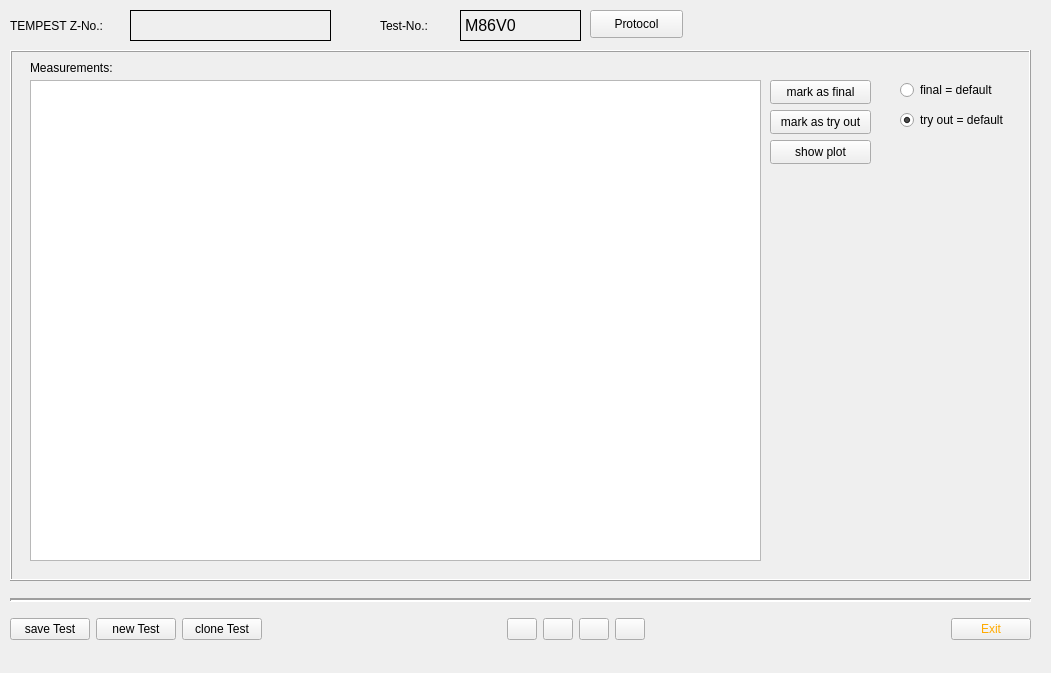
HenricusRex/TMV3, file Lib/TestDataZK.ui: the form before one commit.
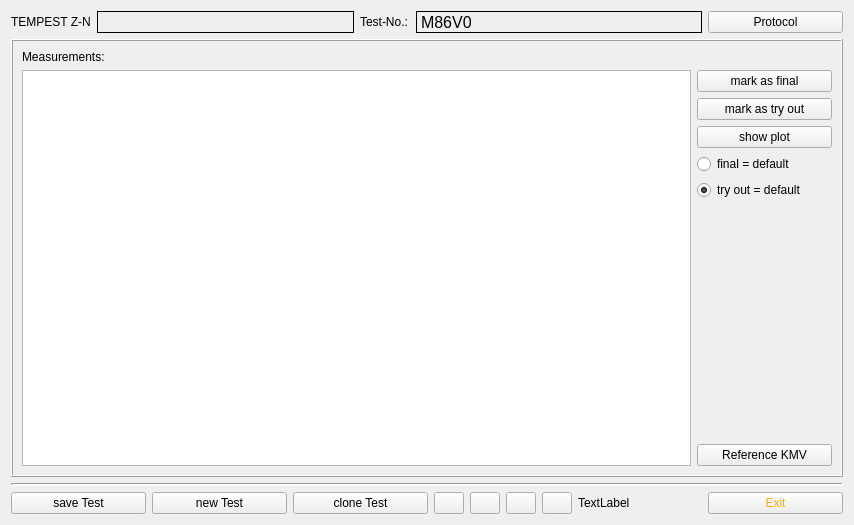
The form after the commit. Icons and pictures are not drawn.

Diff of the .ui file:
```diff
--- a/Lib/TestDataZK.ui
+++ b/Lib/TestDataZK.ui
@@ -6,22 +6,125 @@
    <rect>
     <x>0</x>
     <y>0</y>
-    <width>1051</width>
-    <height>673</height>
+    <width>854</width>
+    <height>525</height>
    </rect>
   </property>
   <property name="windowTitle">
    <string>Zone KMV</string>
   </property>
+  <layout class="QGridLayout" name="gridLayout_2">
+   <item row="0" column="0">
+    <layout class="QHBoxLayout" name="horizontalLayout_4">
+     <item>
+      <widget class="QLabel" name="label_3">
+       <property name="maximumSize">
+        <size>
+         <width>80</width>
+         <height>16777215</height>
+        </size>
+       </property>
+       <property name="font">
+        <font>
+         <pointsize>9</pointsize>
+         <weight>50</weight>
+         <bold>false</bold>
+        </font>
+       </property>
+       <property name="text">
+        <string>TEMPEST Z-No.:</string>
+       </property>
+      </widget>
+     </item>
+     <item>
+      <widget class="QLabel" name="lbTempestNo">
+       <property name="font">
+        <font>
+         <pointsize>12</pointsize>
+        </font>
+       </property>
+       <property name="toolTip">
+        <string>&lt;html&gt;&lt;head/&gt;&lt;body&gt;&lt;p&gt;TestNo:&lt;/p&gt;&lt;p&gt;[Test]-[Measurement]-[sheet of ]&lt;/p&gt;&lt;p&gt;e.g. M86V0-34-2/6&lt;/p&gt;&lt;/body&gt;&lt;/html&gt;</string>
+       </property>
+       <property name="whatsThis">
+        <string extracomment="testtet"/>
+       </property>
+       <property name="frameShape">
+        <enum>QFrame::Box</enum>
+       </property>
+       <property name="text">
+        <string/>
+       </property>
+      </widget>
+     </item>
+    </layout>
+   </item>
+   <item row="0" column="1">
+    <layout class="QHBoxLayout" name="horizontalLayout_2">
+     <item>
+      <widget class="QLabel" name="label_2">
+       <property name="maximumSize">
+        <size>
+         <width>50</width>
+         <height>16777215</height>
+        </size>
+       </property>
+       <property name="font">
+        <font>
+         <pointsize>9</pointsize>
+         <weight>50</weight>
+         <bold>false</bold>
+        </font>
+       </property>
+       <property name="text">
+        <string>Test-No.:</string>
+       </property>
+      </widget>
+     </item>
+     <item>
+      <widget class="QLabel" name="lbTestNo">
+       <property name="font">
+        <font>
+         <pointsize>12</pointsize>
+        </font>
+       </property>
+       <property name="toolTip">
+        <string>&lt;html&gt;&lt;head/&gt;&lt;body&gt;&lt;p&gt;TestNo:&lt;/p&gt;&lt;p&gt;[Test]-[Measurement]-[sheet of ]&lt;/p&gt;&lt;p&gt;e.g. M86V0-34-2/6&lt;/p&gt;&lt;/body&gt;&lt;/html&gt;</string>
+       </property>
+       <property name="whatsThis">
+        <string extracomment="testtet"/>
+       </property>
+       <property name="frameShape">
+        <enum>QFrame::Box</enum>
+       </property>
+       <property name="text">
+        <string>M86V0</string>
+       </property>
+      </widget>
+     </item>
+    </layout>
+   </item>
+   <item row="0" column="2">
+    <widget class="QPushButton" name="BtnProtocol">
+     <property name="minimumSize">
+      <size>
+       <width>135</width>
+       <height>0</height>
+      </size>
+     </property>
+     <property name="maximumSize">
+      <size>
+       <width>135</width>
+       <height>16777215</height>
+      </size>
+     </property>
+     <property name="text">
+      <string>Protocol</string>
+     </property>
+    </widget>
+   </item>
+   <item row="2" column="0" colspan="3">
   <widget class="Line" name="line">
-   <property name="geometry">
-    <rect>
-     <x>10</x>
-     <y>590</y>
-     <width>1021</width>
-     <height>20</height>
-    </rect>
-   </property>
    <property name="lineWidth">
     <number>2</number>
    </property>
@@ -29,18 +132,17 @@
     <enum>Qt::Horizontal</enum>
    </property>
   </widget>
-  <widget class="QWidget" name="horizontalLayoutWidget_3">
-   <property name="geometry">
-    <rect>
-     <x>10</x>
-     <y>610</y>
-     <width>1021</width>
-     <height>39</height>
-    </rect>
-   </property>
+   </item>
+   <item row="3" column="0" colspan="3">
    <layout class="QHBoxLayout" name="horizontalLayout_3">
     <item>
      <widget class="QPushButton" name="BtnSaveDescription">
+       <property name="minimumSize">
+        <size>
+         <width>135</width>
+         <height>0</height>
+        </size>
+       </property>
       <property name="text">
        <string>save Test</string>
       </property>
@@ -48,6 +150,12 @@
     </item>
     <item>
      <widget class="QPushButton" name="BtnNewDescription">
+       <property name="minimumSize">
+        <size>
+         <width>135</width>
+         <height>0</height>
+        </size>
+       </property>
       <property name="text">
        <string>new Test</string>
       </property>
@@ -55,6 +163,12 @@
     </item>
     <item>
      <widget class="QPushButton" name="BtnCloneDescription">
+       <property name="minimumSize">
+        <size>
+         <width>135</width>
+         <height>0</height>
+        </size>
+       </property>
       <property name="text">
        <string>clone Test</string>
       </property>
@@ -189,6 +303,13 @@
       </property>
      </widget>
     </item>
+     <item>
+      <widget class="QLabel" name="lbTestID">
+       <property name="text">
+        <string>TextLabel</string>
+       </property>
+      </widget>
+     </item>
     <item>
      <spacer name="horizontalSpacer">
       <property name="orientation">
@@ -207,6 +328,12 @@
     </item>
     <item>
      <widget class="QPushButton" name="BtnExit">
+       <property name="minimumSize">
+        <size>
+         <width>135</width>
+         <height>0</height>
+        </size>
+       </property>
       <property name="styleSheet">
        <string notr="true">color:rgb(255, 170, 0);
 font: 12pt &quot;MS Shell Dlg 2&quot;;</string>
@@ -217,83 +344,73 @@
      </widget>
     </item>
    </layout>
-  </widget>
+   </item>
+   <item row="1" column="0" colspan="3">
   <widget class="QFrame" name="frame_5">
-   <property name="geometry">
-    <rect>
-     <x>10</x>
-     <y>50</y>
-     <width>1021</width>
-     <height>531</height>
-    </rect>
-   </property>
    <property name="frameShape">
     <enum>QFrame::Box</enum>
    </property>
    <property name="frameShadow">
     <enum>QFrame::Raised</enum>
    </property>
+     <layout class="QGridLayout" name="gridLayout">
+      <item row="0" column="0">
    <widget class="QLabel" name="label_12">
-    <property name="geometry">
-     <rect>
-      <x>20</x>
-      <y>10</y>
-      <width>101</width>
-      <height>16</height>
-     </rect>
-    </property>
     <property name="text">
      <string>Measurements:</string>
     </property>
    </widget>
+      </item>
+      <item row="1" column="0">
+       <layout class="QHBoxLayout" name="horizontalLayout">
+        <item>
+         <widget class="QTableView" name="twMeas">
+          <property name="selectionMode">
+           <enum>QAbstractItemView::SingleSelection</enum>
+          </property>
+          <property name="selectionBehavior">
+           <enum>QAbstractItemView::SelectRows</enum>
+          </property>
+         </widget>
+        </item>
+        <item>
+         <layout class="QVBoxLayout" name="verticalLayout">
+          <item>
    <widget class="QPushButton" name="BtnMarkAsFinal">
-    <property name="geometry">
-     <rect>
-      <x>760</x>
-      <y>30</y>
-      <width>101</width>
-      <height>24</height>
-     </rect>
+            <property name="minimumSize">
+             <size>
+              <width>135</width>
+              <height>0</height>
+             </size>
     </property>
     <property name="text">
      <string>mark as final</string>
     </property>
    </widget>
-   <widget class="QRadioButton" name="RBtnFinal">
-    <property name="geometry">
-     <rect>
-      <x>890</x>
-      <y>30</y>
-      <width>111</width>
-      <height>20</height>
-     </rect>
-    </property>
-    <property name="text">
-     <string>final = default</string>
-    </property>
-   </widget>
+          </item>
+          <item>
    <widget class="QPushButton" name="BtnMarkAsTryOut">
-    <property name="geometry">
-     <rect>
-      <x>760</x>
-      <y>60</y>
-      <width>101</width>
-      <height>24</height>
-     </rect>
-    </property>
     <property name="text">
      <string>mark as try out</string>
     </property>
    </widget>
+          </item>
+          <item>
+           <widget class="QPushButton" name="BtnShowPlot">
+            <property name="text">
+             <string>show plot</string>
+            </property>
+           </widget>
+          </item>
+          <item>
+           <widget class="QRadioButton" name="RBtnFinal">
+            <property name="text">
+             <string>final = default</string>
+            </property>
+           </widget>
+          </item>
+          <item>
    <widget class="QRadioButton" name="RBtnTO">
-    <property name="geometry">
-     <rect>
-      <x>890</x>
-      <y>60</y>
-      <width>131</width>
-      <height>20</height>
-     </rect>
-    </property>
     <property name="text">
      <string>try out = default</string>
     </property>
@@ -301,143 +418,35 @@
      <bool>true</bool>
     </property>
    </widget>
-   <widget class="QPushButton" name="BtnShowPlot">
-    <property name="geometry">
-     <rect>
-      <x>760</x>
-      <y>90</y>
-      <width>101</width>
-      <height>24</height>
-     </rect>
-    </property>
-    <property name="text">
-     <string>show plot</string>
-    </property>
-   </widget>
-   <widget class="QTableView" name="twMeas">
-    <property name="geometry">
-     <rect>
-      <x>20</x>
-      <y>30</y>
-      <width>731</width>
-      <height>481</height>
-     </rect>
-    </property>
-    <property name="selectionMode">
-     <enum>QAbstractItemView::SingleSelection</enum>
-    </property>
-    <property name="selectionBehavior">
-     <enum>QAbstractItemView::SelectRows</enum>
-    </property>
-   </widget>
-  </widget>
-  <widget class="QLabel" name="lbTestNo">
-   <property name="geometry">
-    <rect>
-     <x>460</x>
-     <y>10</y>
-     <width>121</width>
-     <height>31</height>
-    </rect>
-   </property>
-   <property name="font">
-    <font>
-     <pointsize>12</pointsize>
-    </font>
-   </property>
-   <property name="toolTip">
-    <string>&lt;html&gt;&lt;head/&gt;&lt;body&gt;&lt;p&gt;TestNo:&lt;/p&gt;&lt;p&gt;[Test]-[Measurement]-[sheet of ]&lt;/p&gt;&lt;p&gt;e.g. M86V0-34-2/6&lt;/p&gt;&lt;/body&gt;&lt;/html&gt;</string>
-   </property>
-   <property name="whatsThis">
-    <string extracomment="testtet"/>
-   </property>
-   <property name="frameShape">
-    <enum>QFrame::Box</enum>
-   </property>
+          </item>
+          <item>
+           <spacer name="verticalSpacer">
+            <property name="orientation">
+             <enum>Qt::Vertical</enum>
+            </property>
+            <property name="sizeHint" stdset="0">
+             <size>
+              <width>20</width>
+              <height>40</height>
+             </size>
+            </property>
+           </spacer>
+          </item>
+          <item>
+           <widget class="QPushButton" name="BtnReferenceKMV">
    <property name="text">
-    <string>M86V0</string>
-   </property>
-  </widget>
-  <widget class="QLabel" name="label_2">
-   <property name="geometry">
-    <rect>
-     <x>380</x>
-     <y>10</y>
-     <width>61</width>
-     <height>31</height>
-    </rect>
-   </property>
-   <property name="font">
-    <font>
-     <pointsize>9</pointsize>
-     <weight>50</weight>
-     <bold>false</bold>
-    </font>
-   </property>
-   <property name="text">
-    <string>Test-No.:</string>
-   </property>
-  </widget>
-  <widget class="QLabel" name="label_3">
-   <property name="geometry">
-    <rect>
-     <x>10</x>
-     <y>10</y>
-     <width>131</width>
-     <height>31</height>
-    </rect>
-   </property>
-   <property name="font">
-    <font>
-     <pointsize>9</pointsize>
-     <weight>50</weight>
-     <bold>false</bold>
-    </font>
-   </property>
-   <property name="text">
-    <string>TEMPEST Z-No.:</string>
-   </property>
-  </widget>
-  <widget class="QLabel" name="lbTempestNo">
-   <property name="geometry">
-    <rect>
-     <x>130</x>
-     <y>10</y>
-     <width>201</width>
-     <height>31</height>
-    </rect>
-   </property>
-   <property name="font">
-    <font>
-     <pointsize>12</pointsize>
-    </font>
-   </property>
-   <property name="toolTip">
-    <string>&lt;html&gt;&lt;head/&gt;&lt;body&gt;&lt;p&gt;TestNo:&lt;/p&gt;&lt;p&gt;[Test]-[Measurement]-[sheet of ]&lt;/p&gt;&lt;p&gt;e.g. M86V0-34-2/6&lt;/p&gt;&lt;/body&gt;&lt;/html&gt;</string>
-   </property>
-   <property name="whatsThis">
-    <string extracomment="testtet"/>
-   </property>
-   <property name="frameShape">
-    <enum>QFrame::Box</enum>
-   </property>
-   <property name="text">
-    <string/>
-   </property>
-  </widget>
-  <widget class="QPushButton" name="BtnProtocol">
-   <property name="geometry">
-    <rect>
-     <x>590</x>
-     <y>10</y>
-     <width>93</width>
-     <height>28</height>
-    </rect>
-   </property>
-   <property name="text">
-    <string>Protocol</string>
-   </property>
-  </widget>
+             <string>Reference KMV</string>
+            </property>
+           </widget>
+          </item>
+         </layout>
+        </item>
+       </layout>
+      </item>
+     </layout>
+    </widget>
+   </item>
+  </layout>
  </widget>
  <resources/>
  <connections/>
```
Lines whose indentation alone changed are shown as unchanged.
